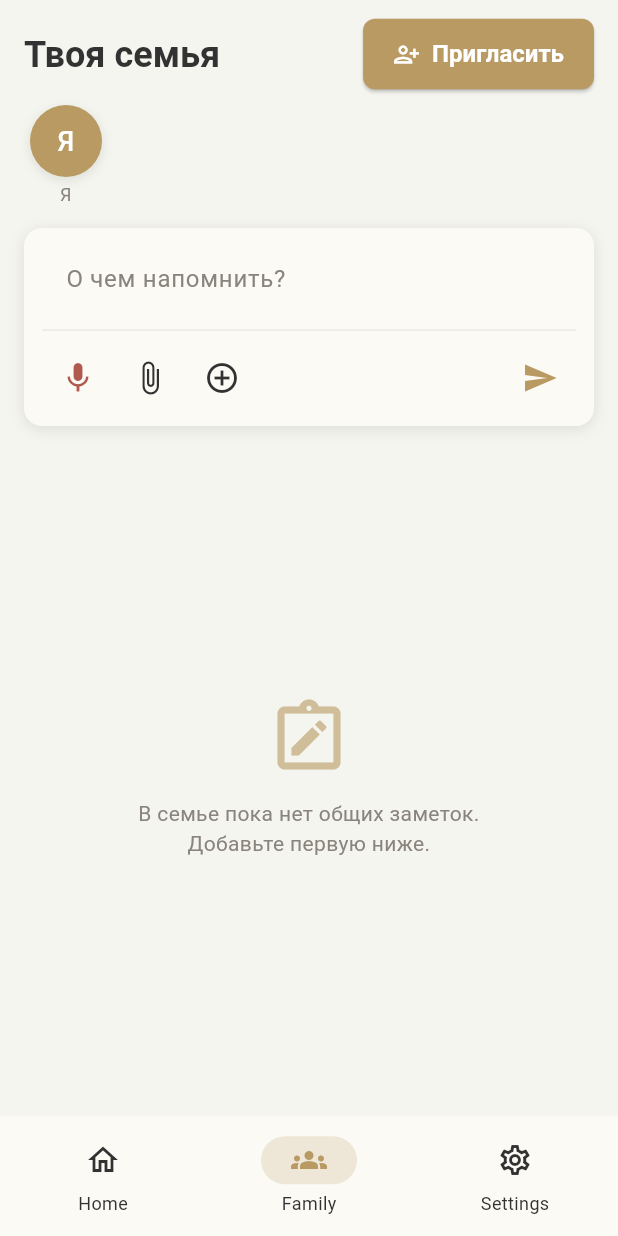
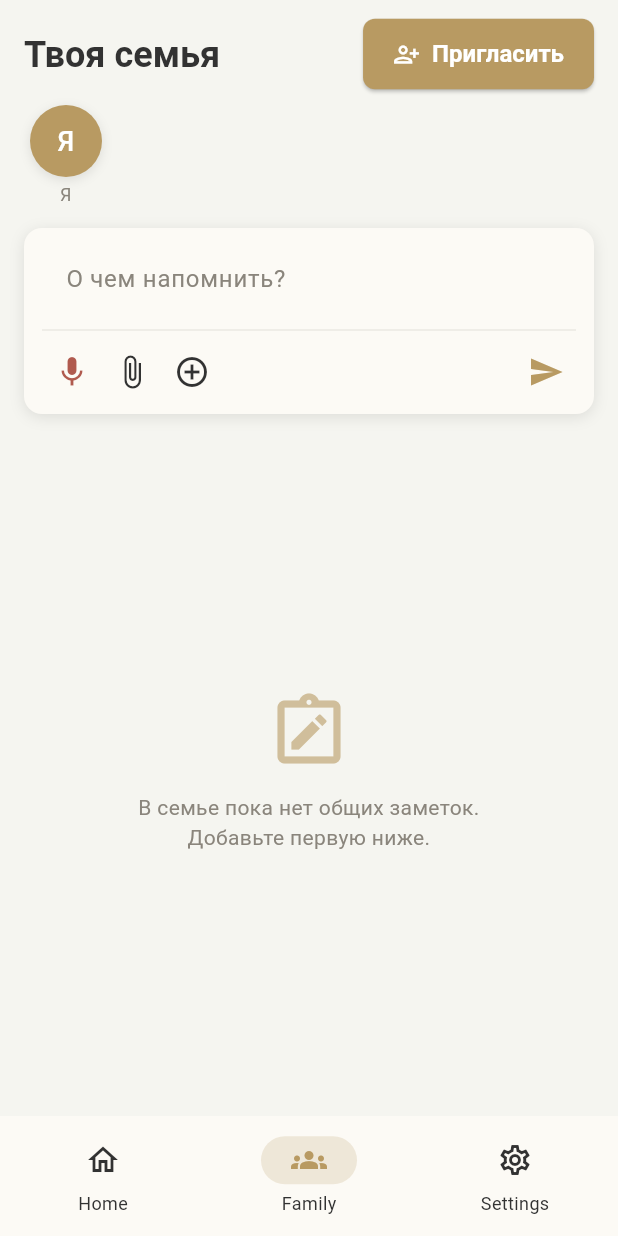
Before and after one commit to denko8/mukha_notification, a Flutter app: the screen it shows after launch, item 2 of the bottom bar chosen, after a tap on the "mic none" icon, on a phone screen of 412 x 824 dp. Run offline on Flutter 3.47's test engine with Material 3 defaults, Android fonts, the light colour scheme and no system bars; our stand-ins replace app_links, audioplayers, file_picker, flutter_local_notifications, flutter_riverpod, flutter_timezone and 9 more; missing offline and left inert: google_mlkit_text_recognition.

Commit message:
fix(voice,ui): диагностика голосового ввода и overflow ряда кнопок
Голос: вместо глухого false сервис различает отказ в разрешении,
отсутствие RecognitionService и прочие ошибки (VoiceCheckResult/
VoiceAvailability), UI показывает конкретную подсказку под каждый
случай, включая установку Google-речи и путь к настройкам vivo.

UI: ряд микрофона/вложений/опций/тумблера «Семейная» больше не
переполняется на узких экранах — компактные IconButton 40dp, Flexible
с ellipsis у подписи, Switch со shrinkWrap.

Доки: разделы 10 (голос на Android: манифест, queries, Funtouch OS)
и 11 (RenderFlex overflow).

Co-authored-by: arena-agent <297053741+arena-agent@users.noreply.github.com>

```diff
--- a/lib/core/services/voice_input_service.dart
+++ b/lib/core/services/voice_input_service.dart
@@ -1,8 +1,39 @@
 import 'package:speech_to_text/speech_to_text.dart';
+
+/// Причина недоступности голосового ввода — чтобы UI показывал
+/// конкретную подсказку, а не общее «проверьте разрешение».
+enum VoiceAvailability {
+  /// Всё готово, можно вызывать listen.
+  available,
+
+  /// Пользователь не выдал разрешение на запись аудио.
+  permissionDenied,
+
+  /// Разрешение есть, но в системе нет провайдера распознавания речи
+  /// (на части китайских прошивок без Google-приложений и сервисов речи).
+  noRecognitionService,
+
+  /// Любая другая ошибка инициализации.
+  unavailable,
+}
+
+/// Результат проверки готовности голосового ввода.
+class VoiceCheckResult {
+  final VoiceAvailability availability;
+
+  /// Техническая детализация для диагностики (текст ошибки плагина).
+  final String? technicalDetails;
+
+  const VoiceCheckResult(this.availability, {this.technicalDetails});
+
+  bool get ok => availability == VoiceAvailability.available;
+
+  static const okResult = VoiceCheckResult(VoiceAvailability.available);
+}
 
 /// Абстракция голосового ввода (P2 ТЗ).
 abstract class VoiceInputService {
-  Future<bool> ensureAvailable();
+  Future<VoiceCheckResult> ensureAvailable();
   Future<void> startListening({
     required void Function(String text) onText,
     required void Function(bool listening) onStatus,
@@ -16,15 +47,50 @@ abstract class VoiceInputService {
 class SpeechToTextVoiceService implements VoiceInputService {
   final SpeechToText _speech = SpeechToText();
   bool _initialized = false;
+  String? _lastError;
 
   @override
-  Future<bool> ensureAvailable() async {
-    if (_initialized) return true;
+  Future<VoiceCheckResult> ensureAvailable() async {
+    if (_initialized) return VoiceCheckResult.okResult;
     try {
-      _initialized = await _speech.initialize();
-      return _initialized;
-    } catch (_) {
-      return false;
+      // Заранее проверяем разрешение: на части прошивок initialize()
+      // возвращает false без внятной ошибки, и так мы хотя бы отличим
+      // отказ в доступе от отсутствия сервиса распознавания.
+      try {
+        final hasPermission = await _speech.hasPermission;
+        if (hasPermission == false) {
+          return const VoiceCheckResult(VoiceAvailability.permissionDenied);
+        }
+      } catch (_) {
+        // hasPermission поддерживается не на всех платформах — не мешаем
+        // инициализации, решение примет сам initialize().
+      }
+
+      _lastError = null;
+      final ok = await _speech.initialize(
+        onError: (error) =>
+            _lastError = '${error.errorMsg} (permanent=${error.permanent})',
+      );
+      if (!ok) {
+        if (_lastError != null &&
+            _lastError!.toLowerCase().contains('permission')) {
+          return VoiceCheckResult(
+            VoiceAvailability.permissionDenied,
+            technicalDetails: _lastError,
+          );
+        }
+        return VoiceCheckResult(
+          VoiceAvailability.noRecognitionService,
+          technicalDetails: _lastError,
+        );
+      }
+      _initialized = true;
+      return VoiceCheckResult.okResult;
+    } catch (e) {
+      return VoiceCheckResult(
+        VoiceAvailability.unavailable,
+        technicalDetails: '$e',
+      );
     }
   }
 
@@ -34,8 +100,8 @@ class SpeechToTextVoiceService implements VoiceInputService {
     required void Function(bool listening) onStatus,
     String localeId = 'ru_RU',
   }) async {
-    final ok = await ensureAvailable();
-    if (!ok) {
+    final check = await ensureAvailable();
+    if (!check.ok) {
       onStatus(false);
       return;
     }
@@ -59,7 +125,9 @@ class SpeechToTextVoiceService implements VoiceInputService {
 
 class NoopVoiceService implements VoiceInputService {
   @override
-  Future<bool> ensureAvailable() async => false;
+  Future<VoiceCheckResult> ensureAvailable() async =>
+      const VoiceCheckResult(VoiceAvailability.noRecognitionService);
+
   @override
   Future<void> startListening({
     required void Function(String text) onText,
@@ -68,6 +136,7 @@ class NoopVoiceService implements VoiceInputService {
   }) async {
     onStatus(false);
   }
+
   @override
   Future<void> stopListening() async {}
 }
--- a/lib/features/notes/presentation/widgets/note_input_bar.dart
+++ b/lib/features/notes/presentation/widgets/note_input_bar.dart
@@ -7,6 +7,7 @@ import '../../../../core/theme/app_colors.dart';
 import '../../../../core/utils/date_formatter.dart';
 import '../../../../core/utils/date_parser.dart';
 import '../../../../core/utils/highlighted_text.dart';
+import '../../../../core/services/voice_input_service.dart';
 import '../../../ai/llm/ai_client_factory.dart';
 import '../../../settings/models/app_settings.dart';
 import '../../models/note_attachment.dart';
@@ -118,13 +119,22 @@ class _NoteInputBarState extends ConsumerState<NoteInputBar> {
       return;
     }
     final messenger = ScaffoldMessenger.of(context);
-    final available = await voice.ensureAvailable();
-    if (!available || !mounted) {
-      messenger.showSnackBar(
-        const SnackBar(
-          content: Text('Голосовой ввод недоступен: проверьте разрешение на микрофон'),
-        ),
-      );
+    final check = await voice.ensureAvailable();
+    if (!check.ok || !mounted) {
+      final message = switch (check.availability) {
+        VoiceAvailability.permissionDenied =>
+          'Нет доступа к микрофону: Настройки телефона → Приложения → '
+              'Smart Notes → Разрешения → Микрофон',
+        VoiceAvailability.noRecognitionService =>
+          'Сервис распознавания речи не найден. Установите приложение '
+              'Google и «Синтезатор речи Google», затем проверьте '
+              'интернет и попробуйте снова',
+        VoiceAvailability.unavailable =>
+          'Голосовой ввод сейчас недоступен'
+              '${check.technicalDetails != null ? ': ${check.technicalDetails}' : ''}',
+        VoiceAvailability.available => '',
+      };
+      messenger.showSnackBar(SnackBar(content: Text(message)));
       return;
     }
     setState(() => _listening = true);
@@ -418,6 +428,10 @@ class _NoteInputBarState extends ConsumerState<NoteInputBar> {
                   children: [
                     IconButton(
                       tooltip: 'Голосовой ввод',
+                      visualDensity: VisualDensity.compact,
+                      constraints: const BoxConstraints(
+                          minWidth: 40, minHeight: 40),
+                      padding: const EdgeInsets.all(6),
                       icon: Icon(
                         _listening ? Icons.mic : Icons.mic_none,
                         color: _listening ? AppColors.danger : null,
@@ -426,29 +440,59 @@ class _NoteInputBarState extends ConsumerState<NoteInputBar> {
                     ),
                     IconButton(
                       tooltip: 'Прикрепить файл',
+                      visualDensity: VisualDensity.compact,
+                      constraints: const BoxConstraints(
+                          minWidth: 40, minHeight: 40),
+                      padding: const EdgeInsets.all(6),
                       icon: const Icon(Icons.attach_file),
                       color: theme.colorScheme.onSurface,
                       onPressed: _showAttachSheet,
                     ),
                     IconButton(
                       tooltip: 'Опции',
+                      visualDensity: VisualDensity.compact,
+                      constraints: const BoxConstraints(
+                          minWidth: 40, minHeight: 40),
+                      padding: const EdgeInsets.all(6),
                       icon: const Icon(Icons.add_circle_outline),
                       color: theme.colorScheme.onSurface,
                       onPressed: _showOptions,
                     ),
                     if (widget.showFamilyToggle) ...[
                       const Spacer(),
-                      Text('Семейная', style: theme.textTheme.bodySmall),
-                      Switch(
-                        value: _isFamily,
-                        onChanged: widget.forceFamily
-                            ? null
-                            : (v) => setState(() => _isFamily = v),
+                      // Flexible + ellipsis: подпись ужимается на узких
+                      // экранах вместо RenderFlex overflow.
+                      Flexible(
+                        child: Row(
+                          mainAxisSize: MainAxisSize.min,
+                          children: [
+                            Flexible(
+                              child: Text(
+                                'Семейная',
+                                style: theme.textTheme.bodySmall,
+                                maxLines: 1,
+                                overflow: TextOverflow.ellipsis,
+                              ),
+                            ),
+                            Switch(
+                              value: _isFamily,
+                              materialTapTargetSize:
+                                  MaterialTapTargetSize.shrinkWrap,
+                              onChanged: widget.forceFamily
+                                  ? null
+                                  : (v) => setState(() => _isFamily = v),
+                            ),
+                          ],
+                        ),
                       ),
                     ] else
                       const Spacer(),
                     IconButton(
                       tooltip: 'Сохранить',
+                      visualDensity: VisualDensity.compact,
+                      constraints: const BoxConstraints(
+                          minWidth: 40, minHeight: 40),
+                      padding: const EdgeInsets.all(6),
                       icon: const Icon(Icons.send, color: AppColors.gold),
                       onPressed: _save,
                     ),
```
Also changed, not shown: 1 other file.
